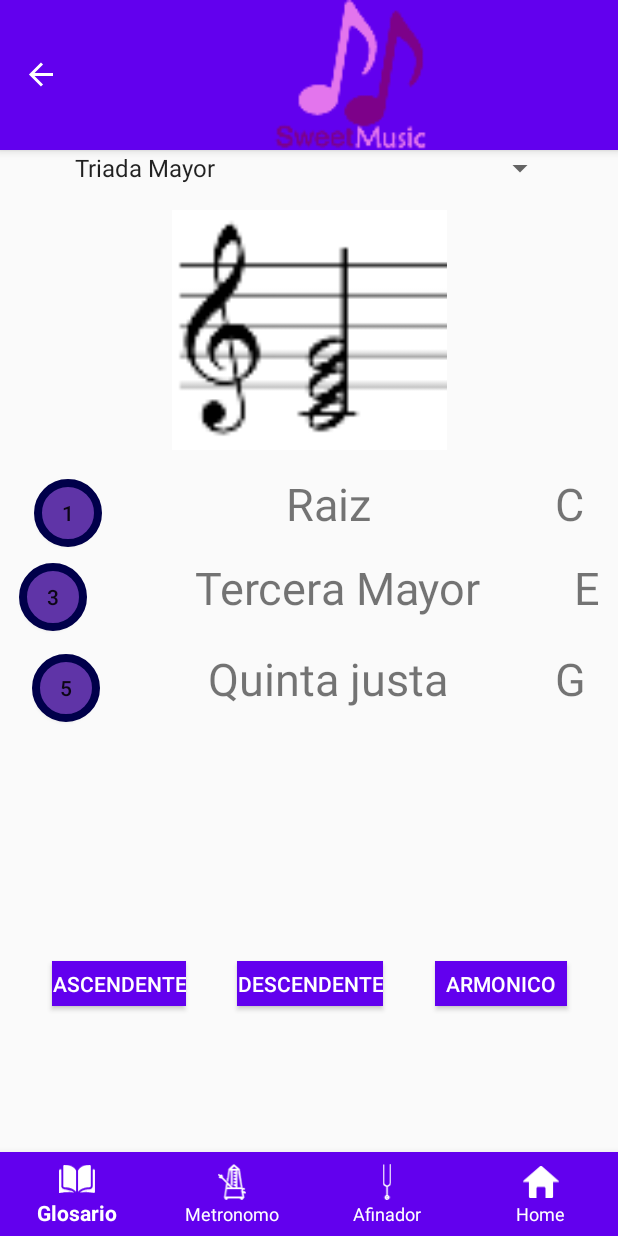
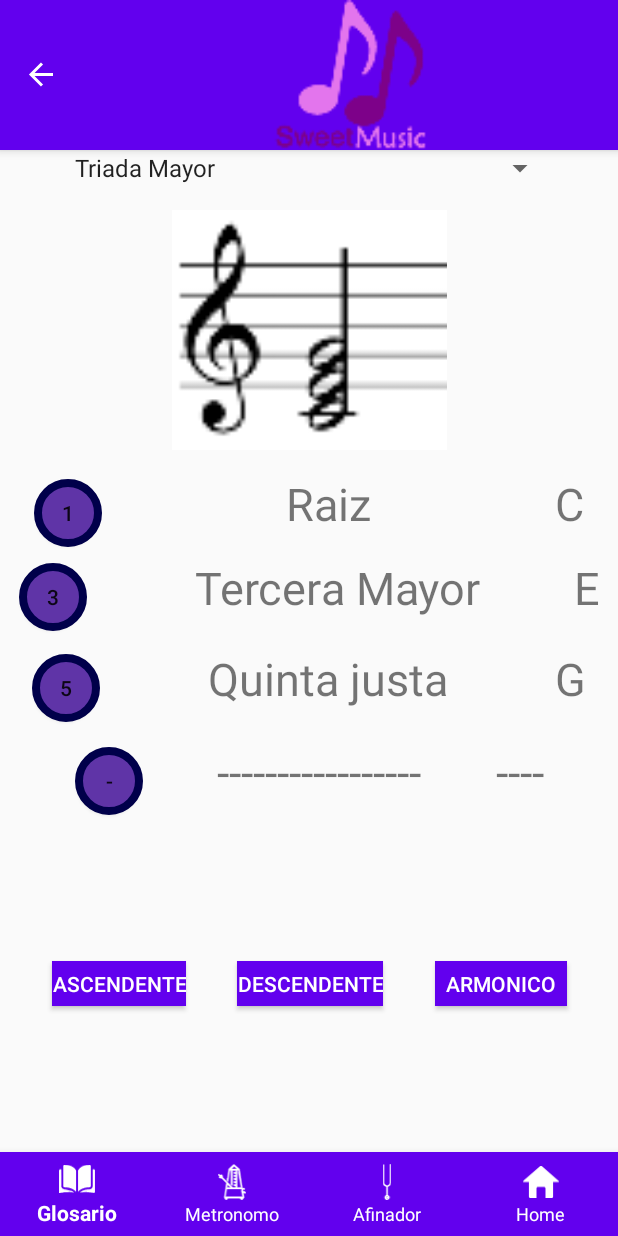
Before and after one commit to Mike-Fernandez/SweetMusic, an Android app: the AcordesFragment screen opened through its navigation route, on a phone screen of 412 x 824 dp. Run offline under Robolectric (Android 15) with nearby library versions, the phone set to English and light mode, and no system bars; our stand-ins replace data binding, navigation-ui.

Commit message:
fix: mas cosas de acordes

```diff
--- a/app/src/main/res/layout/fragment_acordes.xml
+++ b/app/src/main/res/layout/fragment_acordes.xml
@@ -135,6 +135,39 @@
             app:layout_constraintStart_toEndOf="@+id/AcordeName3" />
 
         <Button
+            android:id="@+id/bt_NotaChord4"
+            android:layout_width="45dp"
+            android:layout_height="45dp"
+            android:background="@drawable/rounded_button"
+            android:text="-"
+            app:layout_constraintBaseline_toBaselineOf="@+id/AcordeName4"
+            app:layout_constraintEnd_toStartOf="@+id/AcordeName4"
+            app:layout_constraintStart_toStartOf="parent" />
+
+        <TextView
+            android:id="@+id/AcordeName4"
+            android:layout_width="wrap_content"
+            android:layout_height="wrap_content"
+            android:layout_marginTop="21dp"
+            android:text="-----------------"
+            android:textSize="30sp"
+            app:layout_constraintEnd_toStartOf="@+id/Acorde4"
+            app:layout_constraintHorizontal_bias="0.5"
+            app:layout_constraintStart_toEndOf="@+id/bt_NotaChord4"
+            app:layout_constraintTop_toBottomOf="@+id/AcordeName3" />
+
+        <TextView
+            android:id="@+id/Acorde4"
+            android:layout_width="wrap_content"
+            android:layout_height="wrap_content"
+            android:text="----"
+            android:textSize="30sp"
+            app:layout_constraintBaseline_toBaselineOf="@+id/AcordeName4"
+            app:layout_constraintEnd_toEndOf="parent"
+            app:layout_constraintHorizontal_bias="0.5"
+            app:layout_constraintStart_toEndOf="@+id/AcordeName4" />
+
+        <Button
             android:id="@+id/button"
             android:layout_width="wrap_content"
             android:layout_height="30dp"
```
